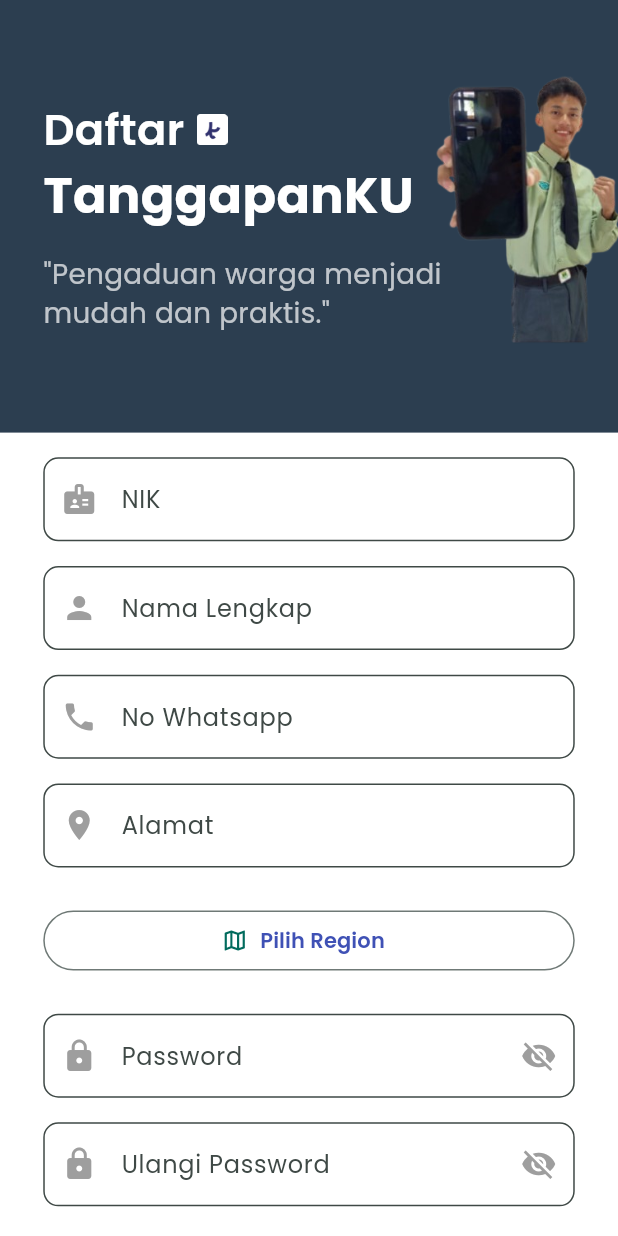
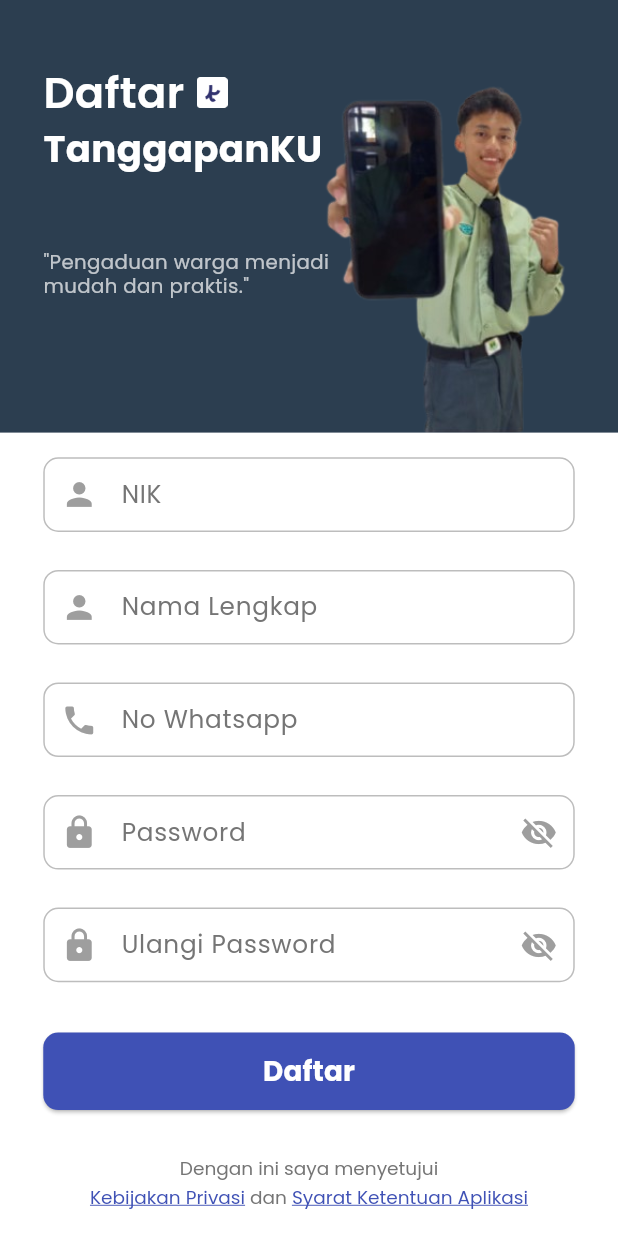
Before and after one commit to Kyzen2/TanggapanKu, a Flutter app: the RegisterPage screen opened directly, on a phone screen of 412 x 824 dp. Run offline on Flutter 3.47's test engine with Material 3 defaults, Android fonts, the phone set to English and light mode, and no system bars; our stand-ins replace carousel_slider, gap, google_fonts, image_picker, shared_preferences, smooth_page_indicator and 1 more; missing offline and left inert: tutorial_coach_mark; accounts and stored records are empty.

Commit message:
merapikan foto halaman

```diff
--- a/lib/main.dart
+++ b/lib/main.dart
@@ -27,7 +27,7 @@ class MyApp extends StatelessWidget {
         scaffoldBackgroundColor: Colors.white,
         colorScheme: ColorScheme.fromSeed(seedColor: const Color(0xFF00B6A0)),
       ),
-      home: const SplashScreen(),
+      home: const RegisterPage(),
     );
   }
 }
--- a/lib/pages/register.dart
+++ b/lib/pages/register.dart
@@ -1,7 +1,30 @@
 import 'package:flutter/material.dart';
+import 'package:flutter/services.dart';
 import 'package:google_fonts/google_fonts.dart';
-import 'package:tanggapanku/api/api_service.dart';
-import 'package:tanggapanku/pages/region_page.dart';
+
+void main() {
+  runApp(const MyApp());
+}
+
+class MyApp extends StatelessWidget {
+  const MyApp({super.key});
+
+  @override
+  Widget build(BuildContext context) {
+    return MaterialApp(
+      debugShowCheckedModeBanner: false,
+      title: 'TanggapanKu App',
+      theme: ThemeData(
+        primarySwatch: Colors.blueGrey,
+        visualDensity: VisualDensity.adaptivePlatformDensity,
+        textTheme: GoogleFonts.poppinsTextTheme(
+          Theme.of(context).textTheme,
+        ),
+      ),
+      home: const RegisterPage(),
+    );
+  }
+}
 
 class RegisterPage extends StatefulWidget {
   const RegisterPage({super.key});
@@ -11,197 +34,79 @@ class RegisterPage extends StatefulWidget {
 }
 
 class _RegisterPageState extends State<RegisterPage> {
-  // Controllers
-  final _nikController = TextEditingController();
-  final _namaController = TextEditingController();
-  final _noHpController = TextEditingController();
-  final _alamatController = TextEditingController();
-  final _passwordController = TextEditingController();
-  final _confirmPasswordController = TextEditingController();
-
-  // Selected region
-  int? selectedRegionId;
-  String? selectedRegionName;
-
-  // Password visibility
   bool _isPasswordVisible = false;
   bool _isConfirmPasswordVisible = false;
 
-  final ApiService _api = ApiService();
-
-  // Register handler
-  Future<void> _handleRegister() async {
-    if (selectedRegionId == null) {
-      _showSnackbar("Pilih daerah dulu.");
-      return;
-    }
-
-    if (_passwordController.text != _confirmPasswordController.text) {
-      _showSnackbar("Password tidak sama");
-      return;
-    }
-
-    final data = {
-      "id_daerah": selectedRegionId,
-      "nama": _namaController.text,
-      "no_hp": _noHpController.text,
-      "nik": _nikController.text,
-      "password": _passwordController.text,
-      "alamat": _alamatController.text,
-    };
-
-    try {
-      _showLoadingDialog();
-
-      final res = await _api.registerUser(data);
-
-      Navigator.of(context).pop(); // close loading
-
-      _showSuccessDialog(res.message ?? "Registrasi berhasil");
-    } catch (e) {
-      Navigator.of(context).pop();
-      print("ERROR = $e");
-      _showSnackbar("Registrasi gagal: $e");
-    }
-  }
-
-  // Helpers -----------------------------------------------------
-
-  void _showSnackbar(String msg) {
-    ScaffoldMessenger.of(context).showSnackBar(
-      SnackBar(content: Text(msg)),
-    );
-  }
-
-  void _showLoadingDialog() {
-    showDialog(
-      context: context,
-      barrierDismissible: false,
-      builder: (_) => const Center(child: CircularProgressIndicator()),
-    );
-  }
-
-  void _showSuccessDialog(String msg) {
-    showDialog(
-      context: context,
-      builder: (_) => AlertDialog(
-        title: const Text('Success'),
-        content: Text(msg),
-        actions: [
-          TextButton(
-            onPressed: () => Navigator.pop(context),
-            child: const Text("OK"),
-          ),
-        ],
-      ),
-    );
-  }
-
-  // UI ----------------------------------------------------------
-
   @override
   Widget build(BuildContext context) {
-    final w = MediaQuery.of(context).size.width;
-    final h = MediaQuery.of(context).size.height;
+    final screenHeight = MediaQuery.of(context).size.height;
+    final screenWidth = MediaQuery.of(context).size.width;
 
     const Color primaryBlueDark = Color(0xFF2C3E50);
     const Color accentBlue = Color(0xFF3F51B5);
 
     return Scaffold(
       backgroundColor: primaryBlueDark,
-      body: SingleChildScrollView(
-        child: Column(
+      // Hapus SingleChildScrollView
+      body: Column(
         children: [
-            _buildHeader(w, h, primaryBlueDark),
+          // Bagian atas
+          // Menurunkan tinggi bagian atas agar ada lebih banyak ruang untuk form
           Container(
-              width: w,
-              color: Colors.white,
-              padding: EdgeInsets.symmetric(
-                horizontal: w * 0.07,
-                vertical: h * 0.02,
-              ),
-              child: Column(
+            height: screenHeight * 0.35, // Disesuaikan agar lebih kecil
+            width: screenWidth,
+            color: primaryBlueDark,
+            child: Stack(
               children: [
-                  _buildTextField('NIK', Icons.badge, _nikController),
-                  SizedBox(height: h * 0.02),
-
-                  _buildTextField(
-                      'Nama Lengkap', Icons.person, _namaController),
-                  SizedBox(height: h * 0.02),
-
-                  _buildTextField(
-                    'No Whatsapp',
-                    Icons.phone,
-                    _noHpController,
-                    keyboardType: TextInputType.phone,
-                  ),
-                  SizedBox(height: h * 0.02),
-
-                  _buildTextField(
-                      'Alamat', Icons.location_on, _alamatController),
-                  SizedBox(height: h * 0.03),
-
-                  // REGION PICKER BUTTON
-                  SizedBox(
-                    width: double.infinity,
-                    child: OutlinedButton.icon(
-                      icon: const Icon(Icons.map_outlined),
-                      label: Text(
-                        selectedRegionName ?? 'Pilih Region',
-                        style: GoogleFonts.poppins(
-                          fontWeight: FontWeight.w600,
-                          color: accentBlue,
+                Positioned(
+                  // Sesuaikan posisi gambar agar tetap terlihat proporsional
+                  bottom: -screenHeight * 0.16, // sedikit lebih tinggi
+                  right: -screenWidth * 0.04,
+                  child: Image.asset(
+                    'assets/egi.png',
+                    height: screenHeight * 0.65, // Tinggi gambar disesuaikan
+                    fit: BoxFit.fitHeight,
                   ),
                 ),
-                      onPressed: _pickRegion,
+                Padding(
+                  padding: EdgeInsets.only(
+                      top: screenHeight * 0.05, left: screenWidth * 0.07),
+                  child: Column(
+                    crossAxisAlignment: CrossAxisAlignment.start,
+                    children: [
+                      Row(
+                        children: [
+                          Text(
+                            'Daftar',
+                            style: GoogleFonts.poppins(
+                              fontSize: screenWidth * 0.07,
+                              fontWeight: FontWeight.w600,
+                              color: Colors.white,
                             ),
                           ),
-
-                  SizedBox(height: h * 0.03),
-
-                  _buildPasswordField(
-                    label: 'Password',
-                    controller: _passwordController,
-                    isVisible: _isPasswordVisible,
-                    onToggleVisibility: () {
-                      setState(() => _isPasswordVisible = !_isPasswordVisible);
-                    },
+                          SizedBox(width: screenWidth * 0.02),
+                          Image.asset(
+                            'assets/Logo.png',
+                            height: screenWidth * 0.05,
+                            fit: BoxFit.contain,
                           ),
-                  SizedBox(height: h * 0.02),
-
-                  _buildPasswordField(
-                    label: 'Ulangi Password',
-                    controller: _confirmPasswordController,
-                    isVisible: _isConfirmPasswordVisible,
-                    onToggleVisibility: () {
-                      setState(() {
-                        _isConfirmPasswordVisible = !_isConfirmPasswordVisible;
-                      });
-                    },
+                        ],
                       ),
-                  SizedBox(height: h * 0.05),
-
-                  SizedBox(
-                    width: double.infinity,
-                    child: ElevatedButton(
-                      onPressed: _handleRegister,
-                      style: ElevatedButton.styleFrom(
-                        backgroundColor: accentBlue,
-                        padding: EdgeInsets.symmetric(
-                          vertical: h * 0.015,
-                        ),
-                        shape: RoundedRectangleBorder(
-                          borderRadius: BorderRadius.circular(10),
+                      Text(
+                        'TanggapanKU',
+                        style: GoogleFonts.poppins(
+                          fontSize: screenWidth * 0.06,
+                          fontWeight: FontWeight.bold,
+                          color: Colors.white,
                         ),
                       ),
-                      child: Text(
-                        'Daftar',
+                      SizedBox(height: screenHeight * 0.06), // Spasi dikurangi
+                      Text(
+                        '"Pengaduan warga menjadi\nmudah dan praktis."',
                         style: GoogleFonts.poppins(
-                          fontSize: w * 0.045,
-                          color: Colors.white,
-                          fontWeight: FontWeight.bold,
-                        ),
-                      ),
+                          fontSize: screenWidth * 0.032,
+                          color: Colors.white70,
+                          height: 1.2,
                         ),
                       ),
                     ],
@@ -210,141 +115,270 @@ class _RegisterPageState extends State<RegisterPage> {
               ],
             ),
           ),
-    );
-  }
 
-  // PICK REGION -----------------------------------------------------
+          // Bagian bawah dengan form register
+          Expanded(
+            // Gunakan Expanded agar bagian ini mengambil sisa ruang
+            child: Container(
+              width: screenWidth,
+              color: Colors.white,
+              // Padding vertikal dikurangi agar lebih compact
+              padding: EdgeInsets.symmetric(
+                  horizontal: screenWidth * 0.07,
+                  vertical:
+                      screenHeight * 0.02), // Padding vertikal lebih kecil
+              child: Column(
+                crossAxisAlignment: CrossAxisAlignment.center,
+                mainAxisAlignment: MainAxisAlignment
+                    .spaceBetween, // Distribusi ruang antar elemen
+                children: [
+                  // Input NIK
+                  _buildTextField(
+                    context,
+                    hintText: 'NIK',
+                    icon: Icons.person,
+                    keyboardType: TextInputType.number,
+                    inputFormatters: [FilteringTextInputFormatter.digitsOnly],
+                  ),
+                  _buildSpacer(screenHeight * 0.015), // Spacer lebih kecil
 
-  Future<void> _pickRegion() async {
-    final result = await Navigator.push(
+                  // Input Nama Lengkap
+                  _buildTextField(
                     context,
-      MaterialPageRoute(builder: (_) => const RegionListPage()),
-    );
+                    hintText: 'Nama Lengkap',
+                    icon: Icons.person,
+                  ),
+                  _buildSpacer(screenHeight * 0.015),
 
-    if (result != null) {
+                  // Input No Whatsapp
+                  _buildTextField(
+                    context,
+                    hintText: 'No Whatsapp',
+                    icon: Icons.phone,
+                    keyboardType: TextInputType.phone,
+                    inputFormatters: [FilteringTextInputFormatter.digitsOnly],
+                  ),
+                  _buildSpacer(screenHeight * 0.015),
+
+                  // Input Password
+                  _buildPasswordField(
+                    context,
+                    hintText: 'Password',
+                    isVisible: _isPasswordVisible,
+                    onToggleVisibility: () {
                       setState(() {
-        selectedRegionId = result['id'];
-        selectedRegionName = result['nama_daerah'];
+                        _isPasswordVisible = !_isPasswordVisible;
                       });
-    }
-  }
+                    },
+                  ),
+                  _buildSpacer(screenHeight * 0.015),
 
-  // Header ----------------------------------------------------------
+                  // Input Ulangi Password
+                  _buildPasswordField(
+                    context,
+                    hintText: 'Ulangi Password',
+                    isVisible: _isConfirmPasswordVisible,
+                    onToggleVisibility: () {
+                      setState(() {
+                        _isConfirmPasswordVisible = !_isConfirmPasswordVisible;
+                      });
+                    },
+                  ),
+                  _buildSpacer(screenHeight * 0.025), // Spacer untuk tombol
 
-  Widget _buildHeader(double w, double h, Color bg) {
-    return Container(
-      height: h * 0.35,
-      width: w,
-      color: bg,
-      child: Stack(
-        children: [
-          Positioned(
-            bottom: -h * 0.05,
-            right: -w * 0.1,
-            child: Image.asset(
-              'assets/egi.png',
-              height: h * 0.50,
-              fit: BoxFit.fitHeight,
+                  // Tombol Daftar
+                  SizedBox(
+                    width: double.infinity,
+                    child: ElevatedButton(
+                      onPressed: () {
+                        // Handle Register
+                      },
+                      style: ElevatedButton.styleFrom(
+                        backgroundColor: accentBlue,
+                        shape: RoundedRectangleBorder(
+                          borderRadius: BorderRadius.circular(10),
+                        ),
+                        // Padding vertikal tombol disesuaikan
+                        padding: EdgeInsets.symmetric(
+                            vertical: screenHeight * 0.015),
+                      ),
+                      child: Text(
+                        'Daftar',
+                        style: GoogleFonts.poppins(
+                          fontSize: screenWidth * 0.045,
+                          color: Colors.white,
+                          fontWeight: FontWeight.bold,
                         ),
                       ),
-          Padding(
-            padding: EdgeInsets.only(top: h * 0.08, left: w * 0.07),
-            child: Column(
-              crossAxisAlignment: CrossAxisAlignment.start,
-              children: [
-                Row(
-                  children: [
-                    Text(
-                      'Daftar',
-                      style: GoogleFonts.poppins(
-                        fontSize: w * 0.07,
-                        fontWeight: FontWeight.w600,
-                        color: Colors.white,
                     ),
                   ),
-                    SizedBox(width: w * 0.02),
-                    Image.asset(
-                      'assets/Logo.png',
-                      height: w * 0.05,
-                      fit: BoxFit.contain,
-                    ),
-                  ],
-                ),
-                Text(
-                  'TanggapanKU',
+                  _buildSpacer(screenHeight * 0.02), // Spacer untuk teks legal
+
+                  // Teks Legal
+                  Padding(
+                    padding:
+                        EdgeInsets.symmetric(horizontal: screenWidth * 0.05),
+                    child: RichText(
+                      textAlign: TextAlign.center,
+                      text: TextSpan(
                         style: GoogleFonts.poppins(
-                    fontSize: w * 0.08,
-                    fontWeight: FontWeight.bold,
-                    color: Colors.white,
+                            fontSize: screenWidth * 0.03,
+                            color: Colors.grey[600]),
+                        children: <TextSpan>[
+                          const TextSpan(text: 'Dengan ini saya menyetujui\n'),
+                          TextSpan(
+                            text: 'Kebijakan Privasi',
+                            style: GoogleFonts.poppins(
+                              color: accentBlue,
+                              decoration: TextDecoration.underline,
                             ),
                           ),
-                SizedBox(height: h * 0.02),
-                Text(
-                  '"Pengaduan warga menjadi\nmudah dan praktis."',
+                          const TextSpan(text: ' dan '),
+                          TextSpan(
+                            text: 'Syarat Ketentuan Aplikasi',
                             style: GoogleFonts.poppins(
-                    fontSize: w * 0.045,
-                    color: Colors.white70,
-                    height: 1.4,
+                              color: accentBlue,
+                              decoration: TextDecoration.underline,
                             ),
                           ),
                         ],
                       ),
-          )
+                    ),
+                  ),
+                  // _buildSpacer(screenHeight * 0.01), // Spacer di bagian paling bawah
+                ],
+              ),
+            ),
+          ),
         ],
       ),
     );
   }
 
-  // Text field reusable ----------------------------------------------
+  // Helper method untuk TextField umum
+  Widget _buildTextField(
+    BuildContext context, {
+    required String hintText,
+    required IconData icon,
+    TextInputType keyboardType = TextInputType.text,
+    List<TextInputFormatter>? inputFormatters,
+  }) {
+    final screenWidth = MediaQuery.of(context).size.width;
+    final screenHeight =
+        MediaQuery.of(context).size.height; // Untuk padding konten
 
-  Widget _buildTextField(
-    String label,
-    IconData icon,
-    TextEditingController controller, {
-    TextInputType keyboardType = TextInputType.text,
-  }) {
+    const Color accentBlue = Color(0xFF3F51B5);
+
     return TextField(
-      controller: controller,
       keyboardType: keyboardType,
+      inputFormatters: inputFormatters,
       decoration: InputDecoration(
-        hintText: label,
-        prefixIcon: Icon(icon, color: Colors.grey),
+        hintText: hintText,
+        hintStyle: GoogleFonts.poppins(
+            color: Colors.grey[600], fontSize: screenWidth * 0.04),
         filled: true,
         fillColor: Colors.white,
+        prefixIcon: Icon(icon, color: Colors.grey, size: screenWidth * 0.06),
         border: OutlineInputBorder(
           borderRadius: BorderRadius.circular(10),
+          borderSide: BorderSide(color: Colors.grey.shade400),
+        ),
+        enabledBorder: OutlineInputBorder(
+          borderRadius: BorderRadius.circular(10),
+          borderSide: BorderSide(color: Colors.grey.shade400),
+        ),
+        focusedBorder: OutlineInputBorder(
+          borderRadius: BorderRadius.circular(10),
+          borderSide: const BorderSide(color: accentBlue, width: 2),
+        ),
+        contentPadding: EdgeInsets.symmetric(
+            vertical: screenHeight * 0.015, // Padding vertikal dikurangi
+            horizontal: screenWidth * 0.03),
+      ),
+    );
+  }
+
+  // Helper method untuk PasswordField
+  Widget _buildPasswordField(
+    BuildContext context, {
+    required String hintText,
+    required bool isVisible,
+    required VoidCallback onToggleVisibility,
+  }) {
+    final screenWidth = MediaQuery.of(context).size.width;
+    final screenHeight =
+        MediaQuery.of(context).size.height; // Untuk padding konten
+
+    const Color accentBlue = Color(0xFF3F51B5);
+
+    return TextField(
+      obscureText: !isVisible,
+      decoration: InputDecoration(
+        hintText: hintText,
+        hintStyle: GoogleFonts.poppins(
+            color: Colors.grey[600], fontSize: screenWidth * 0.04),
+        filled: true,
+        fillColor: Colors.white,
+        prefixIcon:
+            Icon(Icons.lock, color: Colors.grey, size: screenWidth * 0.06),
+        border: OutlineInputBorder(
+          borderRadius: BorderRadius.circular(10),
+          borderSide: BorderSide(color: Colors.grey.shade400),
+        ),
+        enabledBorder: OutlineInputBorder(
+          borderRadius: BorderRadius.circular(10),
+          borderSide: BorderSide(color: Colors.grey.shade400),
+        ),
+        focusedBorder: OutlineInputBorder(
+          borderRadius: BorderRadius.circular(10),
+          borderSide: const BorderSide(color: accentBlue, width: 2),
+        ),
+        contentPadding: EdgeInsets.symmetric(
+            vertical: screenHeight * 0.015, // Padding vertikal dikurangi
+            horizontal: screenWidth * 0.03),
+        suffixIcon: IconButton(
+          icon: Icon(
+            isVisible ? Icons.visibility : Icons.visibility_off,
+            color: Colors.grey,
+            size: screenWidth * 0.06,
+          ),
+          onPressed: onToggleVisibility,
         ),
       ),
     );
   }
 
-  // Password field reusable ------------------------------------------
-
-  Widget _buildPasswordField({
-    required String label,
-    required TextEditingController controller,
-    required bool isVisible,
-    required VoidCallback onToggleVisibility,
-  }) {
-    return TextField(
-      controller: controller,
-      obscureText: !isVisible,
-      decoration: InputDecoration(
-        hintText: label,
-        prefixIcon: const Icon(Icons.lock, color: Colors.grey),
-        suffixIcon: IconButton(
-          icon: Icon(
-            isVisible ? Icons.visibility : Icons.visibility_off,
-            color: Colors.grey,
-          ),
-          onPressed: onToggleVisibility,
-        ),
-        filled: true,
-        fillColor: Colors.white,
-        border: OutlineInputBorder(
-          borderRadius: BorderRadius.circular(10),
-        ),
-      ),
-    );
+  // Helper method untuk SizedBox sebagai spacer
+  Widget _buildSpacer(double height) {
+    return SizedBox(height: height);
   }
 }
+
+// CustomClipper untuk membuat bentuk gelombang (tidak digunakan)
+class WaveClipper extends CustomClipper<Path> {
+  @override
+  Path getClip(Size size) {
+    var path = Path();
+    path.lineTo(0, size.height * 0.8);
+
+    var firstControlPoint = Offset(size.width * 0.25, size.height);
+    var firstEndPoint = Offset(size.width * 0.5, size.height * 0.8);
+    path.quadraticBezierTo(firstControlPoint.dx, firstControlPoint.dy,
+        firstEndPoint.dx, firstEndPoint.dy);
+
+    var secondControlPoint = Offset(size.width * 0.75, size.height * 0.6);
+    var secondEndPoint = Offset(size.width, size.height * 0.75);
+    path.quadraticBezierTo(secondControlPoint.dx, secondControlPoint.dy,
+        secondEndPoint.dx, secondEndPoint.dy);
+
+    path.lineTo(size.width, 0);
+    path.close();
+
+    return path;
+  }
+
+  @override
+  bool shouldReclip(covariant CustomClipper<Path> oldClipper) {
+    return false;
+  }
+}
```
Also changed, not shown: pubspec.lock. Lines whose indentation alone changed are shown as unchanged.
